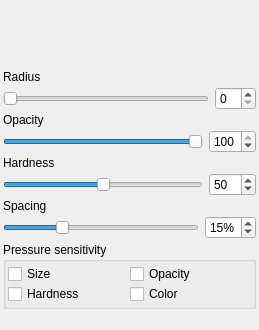
Before: the Qt Designer form src/client/ui/brushsettings.ui in drawpile/Drawpile, drawn with Qt 5.
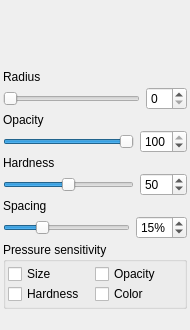
After: the same form once the commit is applied. Custom widgets are drawn as their Qt base class.

Patch:
```diff
--- a/src/client/ui/brushsettings.ui
+++ b/src/client/ui/brushsettings.ui
@@ -5,7 +5,7 @@
    <rect>
     <x>0</x>
     <y>0</y>
-    <width>259</width>
+    <width>190</width>
     <height>330</height>
    </rect>
   </property>
@@ -274,7 +274,7 @@
      </property>
      <property name="sizeHint" >
       <size>
-       <width>251</width>
+       <width>50</width>
        <height>16</height>
       </size>
      </property>
```
